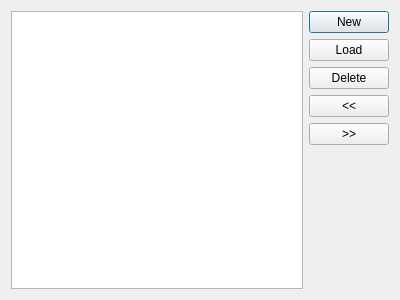
Before: the Qt Designer form files/ui/SymbolSelector.ui in Koncord/YAPE, drawn with Qt 5.
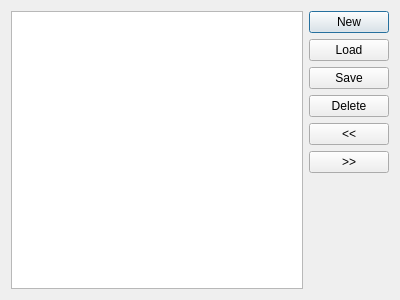
After: the same form once the commit is applied.

Patch:
```diff
--- a/files/ui/SymbolSelector.ui
+++ b/files/ui/SymbolSelector.ui
@@ -37,6 +37,13 @@
        </property>
       </widget>
      </item>
+     <item>
+      <widget class="QPushButton" name="btnSave">
+       <property name="text">
+        <string>Save</string>
+       </property>
+      </widget>
+     </item>
      <item>
       <widget class="QPushButton" name="btnDelete">
        <property name="text">
```
Left out of the diff: 5 changed lines with no effect on the pictures.
